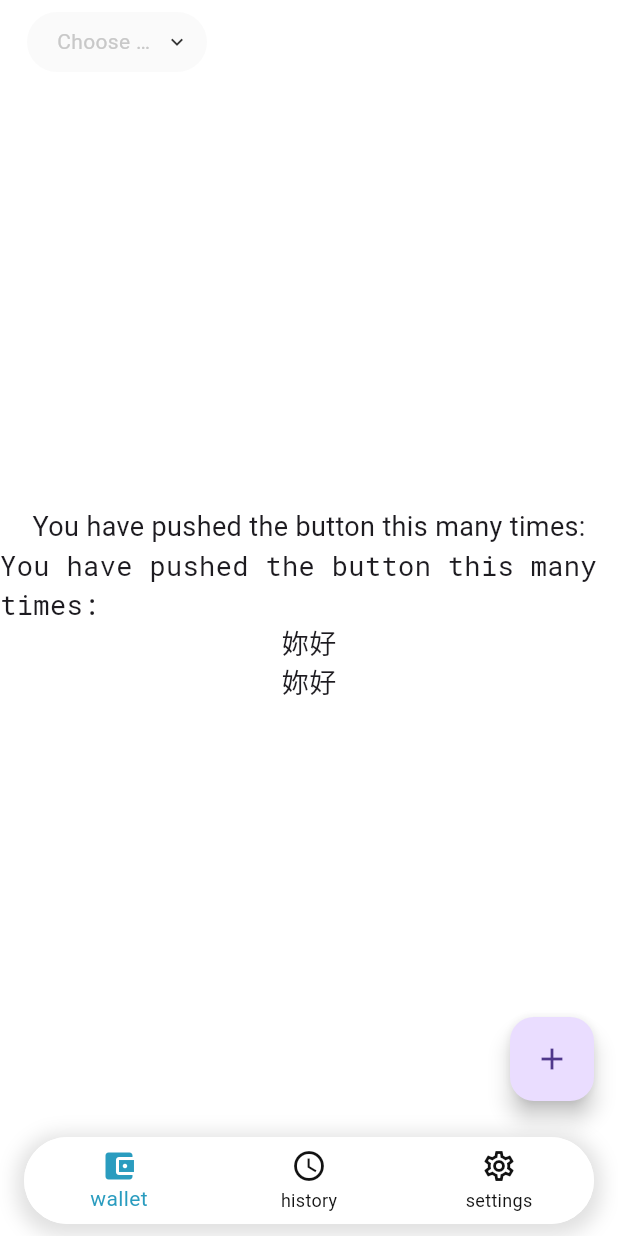
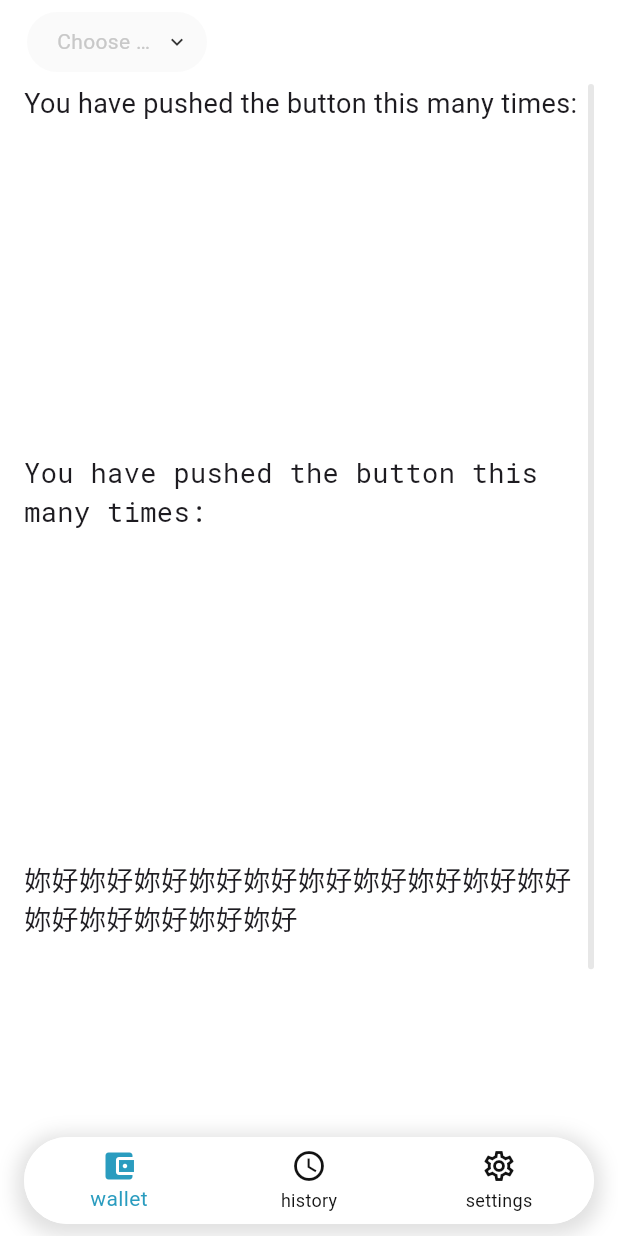
Before and after one commit to jun870805/blockchain_wallet, a Flutter app: the screen it shows after launch, on a phone screen of 412 x 824 dp. Run offline on Flutter 3.47's test engine with Material 2 defaults, Android fonts, the phone set to English and light mode, and no system bars; our stand-ins replace flutter_riverpod, shared_preferences; Roboto replaces fonts that are missing (MicrosoftJhengHei).

Commit message:
新增滾輪元件

```diff
--- a/lib/features/wallet/presentation/screens/wallet_page.dart
+++ b/lib/features/wallet/presentation/screens/wallet_page.dart
@@ -17,14 +17,8 @@ class WalletPage extends StatefulWidget {
 }
 
 class _WalletPageState extends State<WalletPage> {
-  int _counter = 0;
+  final ScrollController _controller = ScrollController();
   int? _selectedId;
-
-  void _incrementCounter() {
-    setState(() {
-      _counter++;
-    });
-  }
 
   PreferredSizeWidget _buildAppBar(BuildContext context) {
     return BWAppBar(
@@ -57,9 +51,12 @@ class _WalletPageState extends State<WalletPage> {
     return Scaffold(
       backgroundColor: _getBackgroundColor(context),
       appBar: _buildAppBar(context),
-      body: Center(
-        child: Column(
-          mainAxisAlignment: MainAxisAlignment.center,
+      body: BWScrollBar(
+        controller: _controller,
+        horizontalPadding: 16,
+        child: ListView(
+          controller: _controller,
+          padding: EdgeInsets.zero,
           children: const <Widget>[
             Text(
               'You have pushed the button this many times:',
@@ -69,6 +66,7 @@ class _WalletPageState extends State<WalletPage> {
                 fontWeight: FontWeight.normal,
               ),
             ),
+            SizedBox(height: 220),
             Text(
               'You have pushed the button this many times:',
               style: TextStyle(
@@ -77,14 +75,16 @@ class _WalletPageState extends State<WalletPage> {
                 fontWeight: FontWeight.normal,
               ),
             ),
+            SizedBox(height: 220),
             Text(
-              '妳好',
+              '妳好妳好妳好妳好妳好妳好妳好妳好妳好妳好妳好妳好妳好妳好妳好',
               style: TextStyle(
                 fontFamily: 'MicrosoftJhengHei',
                 fontSize: 18,
                 fontWeight: FontWeight.normal,
               ),
             ),
+            SizedBox(height: 220),
             Text(
               '妳好',
               style: TextStyle(
@@ -96,11 +96,6 @@ class _WalletPageState extends State<WalletPage> {
           ],
         ),
       ),
-      floatingActionButton: FloatingActionButton(
-        onPressed: _incrementCounter,
-        tooltip: 'Increment',
-        child: const Icon(Icons.add),
-      ),
     );
   }
 }
--- a/lib/shared/components/components.dart
+++ b/lib/shared/components/components.dart
@@ -1,3 +1,4 @@
 // 存放UI小部組件
 export './app_bar.dart';
 export './dropdown_button.dart';
+export './scroll_bar.dart';
--- /dev/null
+++ b/lib/shared/components/scroll_bar.dart
@@ -0,0 +1,48 @@
+import 'package:flutter/material.dart';
+import '../styles/theme_data.dart';
+
+const double _kThickness = 4;
+
+const double _kDistance = 8;
+
+Color _getScrollbarColor(BuildContext context) {
+  BWThemeData themeData = Theme.of(context).extension<BWThemeData>()!;
+
+  return themeData.color.transparent1002;
+}
+
+class BWScrollBar extends StatelessWidget {
+  const BWScrollBar({
+    super.key,
+    required this.child,
+    required this.controller,
+    this.horizontalPadding = 0,
+  }) : assert(horizontalPadding >= 0);
+
+  final Widget child;
+
+  final ScrollController controller;
+
+  /// 橫向Padding
+  final double horizontalPadding;
+
+  @override
+  Widget build(BuildContext context) {
+    return RawScrollbar(
+      thickness: _kThickness,
+      radius: const Radius.circular(4),
+      thumbColor: _getScrollbarColor(context),
+      controller: controller,
+      thumbVisibility: true,
+      minThumbLength: 56,
+      padding: EdgeInsets.only(right: horizontalPadding),
+      child: Padding(
+        padding: EdgeInsets.only(
+          left: horizontalPadding,
+          right: horizontalPadding + _kDistance,
+        ),
+        child: child,
+      ),
+    );
+  }
+}
```
